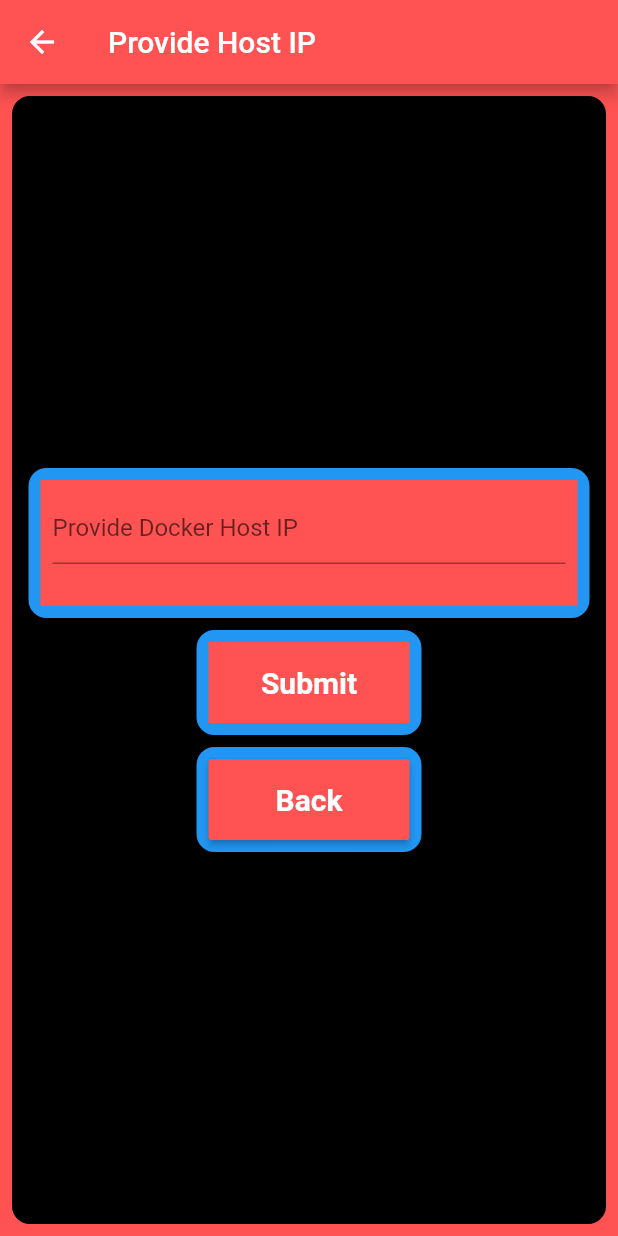
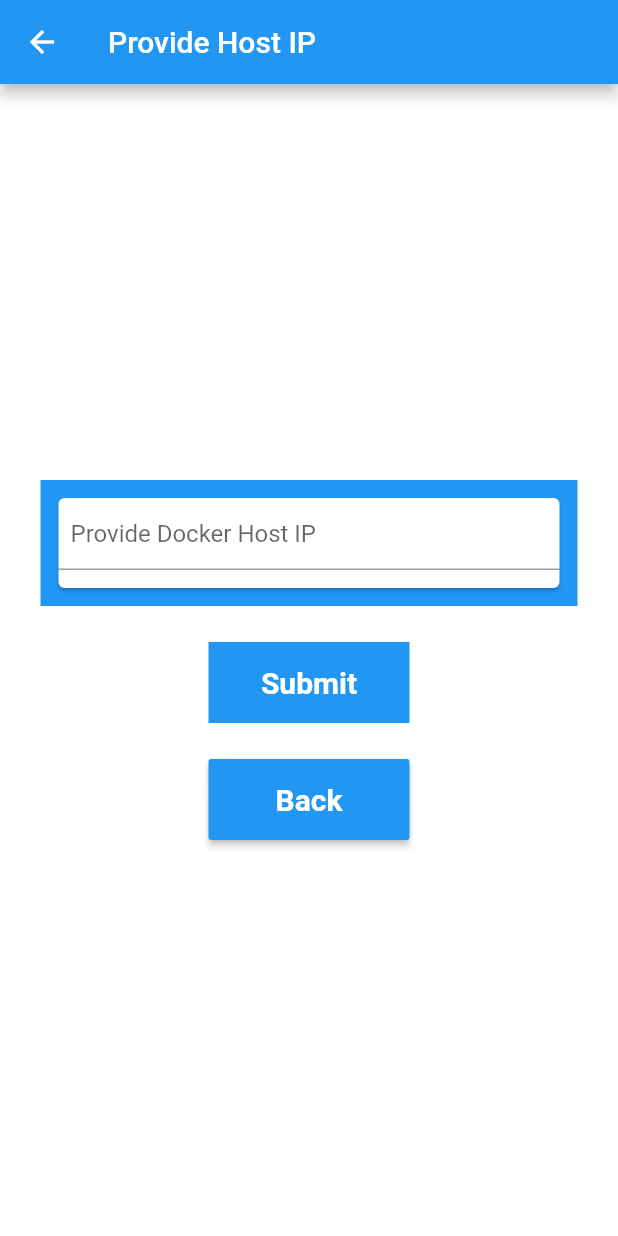
Before and after one commit to surinder2000/Docker-App, a Flutter app: the screen it shows after launch, after a tap on "Provide Host IP", on a phone screen of 412 x 824 dp. Run offline on Flutter 3.47's test engine with Material 2 defaults, Android fonts, the phone set to English and light mode, and no system bars.

Commit message:
change look and feel

```diff
--- a/Docker/lib/UI/createNetwork.dart
+++ b/Docker/lib/UI/createNetwork.dart
@@ -3,8 +3,8 @@ import 'package:flutter/material.dart';
 class CreateNetwork extends StatelessWidget {
   @override
   Widget build(BuildContext context) {
-    const Color AppBarColor = Colors.red;
-    const Color ButtonColor = Colors.red;
+    const Color AppBarColor = Colors.blue;
+    const Color ButtonColor = Colors.blue;
     const Color TextColor = Colors.white;
     return Scaffold(
       appBar: AppBar(
--- a/Docker/lib/UI/createVolume.dart
+++ b/Docker/lib/UI/createVolume.dart
@@ -3,8 +3,8 @@ import 'package:flutter/material.dart';
 class CreateVolume extends StatelessWidget {
   @override
   Widget build(BuildContext context) {
-    const Color AppBarColor = Colors.red;
-    const Color ButtonColor = Colors.red;
+    const Color AppBarColor = Colors.blue;
+    const Color ButtonColor = Colors.blue;
     const Color TextColor = Colors.white;
     return Scaffold(
       appBar: AppBar(
--- a/Docker/lib/UI/deleteContainer.dart
+++ b/Docker/lib/UI/deleteContainer.dart
@@ -3,8 +3,8 @@ import 'package:flutter/material.dart';
 class DeleteContainer extends StatelessWidget {
   @override
   Widget build(BuildContext context) {
-    const Color AppBarColor = Colors.red;
-    const Color ButtonColor = Colors.red;
+    const Color AppBarColor = Colors.blue;
+    const Color ButtonColor = Colors.blue;
     const Color TextColor = Colors.white;
     return Scaffold(
       appBar: AppBar(
--- a/Docker/lib/UI/deleteImage.dart
+++ b/Docker/lib/UI/deleteImage.dart
@@ -3,8 +3,8 @@ import 'package:flutter/material.dart';
 class DeleteImage extends StatelessWidget {
   @override
   Widget build(BuildContext context) {
-    const Color AppBarColor = Colors.red;
-    const Color ButtonColor = Colors.red;
+    const Color AppBarColor = Colors.blue;
+    const Color ButtonColor = Colors.blue;
     const Color TextColor = Colors.white;
     return Scaffold(
       appBar: AppBar(
--- a/Docker/lib/UI/deleteNetwork.dart
+++ b/Docker/lib/UI/deleteNetwork.dart
@@ -3,8 +3,8 @@ import 'package:flutter/material.dart';
 class DeleteNetwork extends StatelessWidget {
   @override
   Widget build(BuildContext context) {
-    const Color AppBarColor = Colors.red;
-    const Color ButtonColor = Colors.red;
+    const Color AppBarColor = Colors.blue;
+    const Color ButtonColor = Colors.blue;
     const Color TextColor = Colors.white;
     return Scaffold(
       appBar: AppBar(
--- a/Docker/lib/UI/deleteVolume.dart
+++ b/Docker/lib/UI/deleteVolume.dart
@@ -3,8 +3,8 @@ import 'package:flutter/material.dart';
 class DeleteVolume extends StatelessWidget {
   @override
   Widget build(BuildContext context) {
-    const Color AppBarColor = Colors.red;
-    const Color ButtonColor = Colors.red;
+    const Color AppBarColor = Colors.blue;
+    const Color ButtonColor = Colors.blue;
     const Color TextColor = Colors.white;
     return Scaffold(
       appBar: AppBar(
--- a/Docker/lib/UI/home.dart
+++ b/Docker/lib/UI/home.dart
@@ -13,17 +13,19 @@ import 'package:Docker/UI/host.dart';
 class Home extends StatelessWidget {
   @override
   Widget build(BuildContext context) {
-    const Color OuterContainerColor = Colors.black;
+    const Color OuterContainerColor = Colors.white;
 
-    const Color ColumnContainerColor = Colors.blue;
+    const Color ColumnContainerColor = Colors.white;
 
     const Color ButtonTextColor = Colors.white;
 
-    const Color ButtonContainerColor = Colors.redAccent;
+    const Color ButtonContainerColor = Colors.blue;
 
-    const Color AppBarColor = Colors.redAccent;
+    const Color AppBarColor = Colors.blue;
 
-    const Color AppBodyColor = Colors.redAccent;
+    const Color AppBodyColor = Colors.white;
+
+    const Color BorderColor = Colors.white;
 
     var MyBody = Center(
       child: Container(
@@ -32,7 +34,7 @@ class Home extends StatelessWidget {
         margin: EdgeInsets.all(8),
         decoration: BoxDecoration(
           border: Border.all(
-            color: Colors.blue,
+            color: BorderColor,
             width: 3,
           ),
           borderRadius: BorderRadius.circular(12),
@@ -49,7 +51,7 @@ class Home extends StatelessWidget {
                 color: ColumnContainerColor,
                 border: Border.all(
                   width: 3,
-                  color: Colors.blue,
+                  color: BorderColor,
                 ),
                 borderRadius: BorderRadius.circular(12),
               ),
@@ -91,7 +93,7 @@ class Home extends StatelessWidget {
                 color: ColumnContainerColor,
                 border: Border.all(
                   width: 3,
-                  color: Colors.blue,
+                  color: BorderColor,
                 ),
                 borderRadius: BorderRadius.circular(12),
               ),
@@ -167,7 +169,7 @@ class Home extends StatelessWidget {
                 color: ColumnContainerColor,
                 border: Border.all(
                   width: 3,
-                  color: Colors.blue,
+                  color: BorderColor,
                 ),
                 borderRadius: BorderRadius.circular(12),
               ),
@@ -241,7 +243,7 @@ class Home extends StatelessWidget {
                 color: ColumnContainerColor,
                 border: Border.all(
                   width: 3,
-                  color: Colors.blue,
+                  color: BorderColor,
                 ),
                 borderRadius: BorderRadius.circular(12),
               ),
@@ -315,7 +317,7 @@ class Home extends StatelessWidget {
                 color: ColumnContainerColor,
                 border: Border.all(
                   width: 3,
-                  color: Colors.blue,
+                  color: BorderColor,
                 ),
                 borderRadius: BorderRadius.circular(12),
               ),
--- a/Docker/lib/UI/host.dart
+++ b/Docker/lib/UI/host.dart
@@ -3,13 +3,13 @@ import 'package:flutter/material.dart';
 class HostHome extends StatelessWidget {
   @override
   Widget build(BuildContext context) {
-    const Color AppBarColor = Colors.redAccent;
-    const Color ButtonColor = Colors.redAccent;
+    const Color AppBarColor = Colors.blue;
+    const Color ButtonColor = Colors.blue;
     const Color TextColor = Colors.white;
-    const Color MyBodyColor = Colors.redAccent;
-    const Color OuterContainerColor = Colors.black;
-    const Color ContainerColor = Colors.blue;
-
+    const Color MyBodyColor = Colors.white;
+    const Color OuterContainerColor = Colors.white;
+    const Color ContainerColor = Colors.white;
+    const Color BorderColor = Colors.white;
     String IP;
 
     TestButton() {
@@ -25,7 +25,7 @@ class HostHome extends StatelessWidget {
         decoration: BoxDecoration(
           border: Border.all(
             width: 3,
-            color: OuterContainerColor,
+            color: BorderColor,
           ),
           color: OuterContainerColor,
           borderRadius: BorderRadius.circular(12),
@@ -47,6 +47,7 @@ class HostHome extends StatelessWidget {
                 margin: EdgeInsets.all(8),
                 padding: EdgeInsets.all(8),
                 color: ButtonColor,
+                child: Card(
                   child: TextField(
                     onChanged: (value) {
                       IP = value;
@@ -54,6 +55,8 @@ class HostHome extends StatelessWidget {
                     textAlign: TextAlign.left,
                     decoration: InputDecoration(
                       hintText: "Provide Docker Host IP",
+                      contentPadding: EdgeInsets.all(8),
+                    ),
                   ),
                 ),
               ),
--- a/Docker/lib/UI/launchContainer.dart
+++ b/Docker/lib/UI/launchContainer.dart
@@ -3,8 +3,8 @@ import 'package:flutter/material.dart';
 class LaunchContainer extends StatelessWidget {
   @override
   Widget build(BuildContext context) {
-    const Color AppBarColor = Colors.red;
-    const Color ButtonColor = Colors.red;
+    const Color AppBarColor = Colors.blue;
+    const Color ButtonColor = Colors.blue;
     const Color TextColor = Colors.white;
     return Scaffold(
       appBar: AppBar(
--- a/Docker/lib/UI/pullImage.dart
+++ b/Docker/lib/UI/pullImage.dart
@@ -3,8 +3,8 @@ import 'package:flutter/material.dart';
 class PullImage extends StatelessWidget {
   @override
   Widget build(BuildContext context) {
-    const Color AppBarColor = Colors.red;
-    const Color ButtonColor = Colors.red;
+    const Color AppBarColor = Colors.blue;
+    const Color ButtonColor = Colors.blue;
     const Color TextColor = Colors.white;
     return Scaffold(
       appBar: AppBar(
```
Lines whose indentation alone changed are shown as unchanged.
